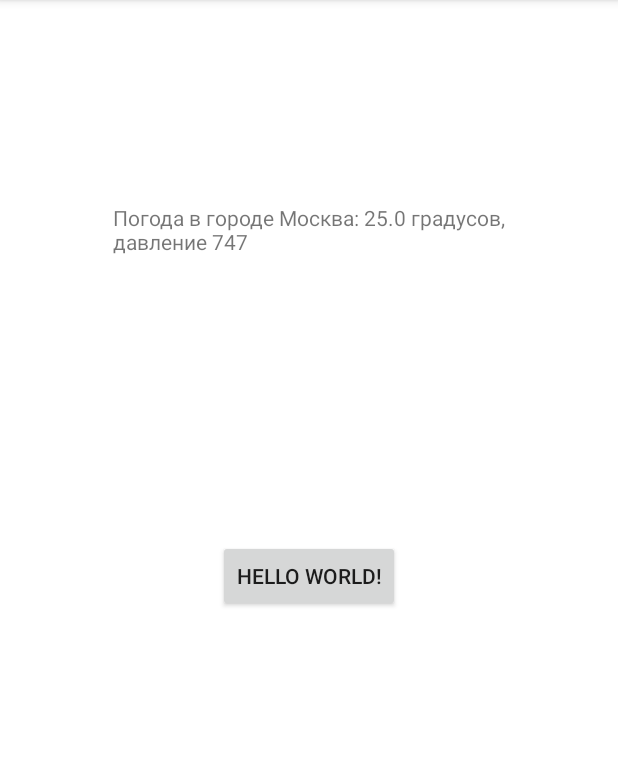
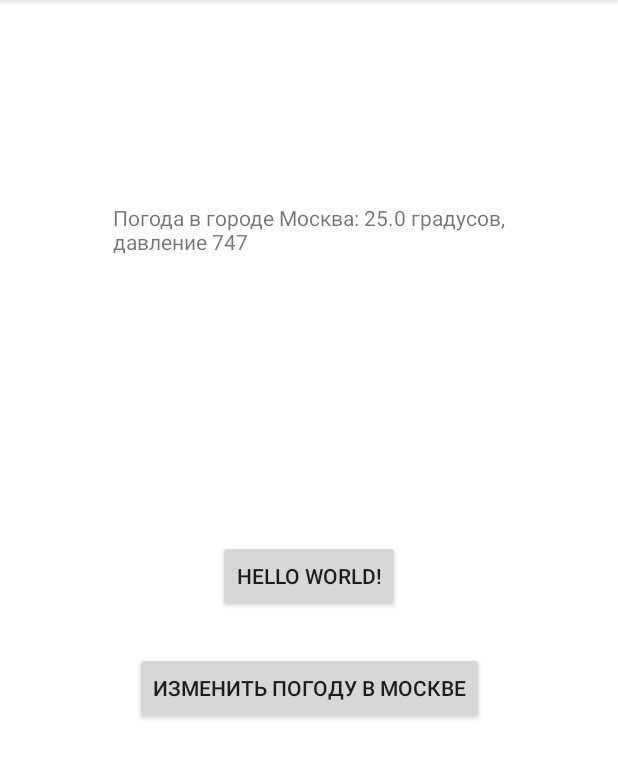
Before and after one commit to adeobold/AndroidOnKotlin, an Android app: the screen it shows after launch (MainActivity), after a tap on "HELLO WORLD!", on a phone screen of 412 x 824 dp, the part 84-863 px from its top. Run offline under Robolectric (Android 15) with nearby library versions, the phone set to English and light mode, and no system bars.

Commit message:
Урок 1 / Добавлена функция setWeather для класса WeatherItem

```diff
--- a/app/src/main/java/com/android1/androidonkotlin/MainActivity.kt
+++ b/app/src/main/java/com/android1/androidonkotlin/MainActivity.kt
@@ -8,21 +8,57 @@ import android.widget.Button
 import android.widget.TextView
 
 class MainActivity : AppCompatActivity() {
+
+
     @SuppressLint("SetTextI18n")
     override fun onCreate(savedInstanceState: Bundle?) {
         super.onCreate(savedInstanceState)
         setContentView(R.layout.activity_main)
 
+        val itemMoscow = WeatherItem("Москва", 25.0, 747, 30, 3)
+
         findViewById<Button>(R.id.btnHello).setOnClickListener{
             Log.d("$$$", "Нажали на кнопку!")
-            val itemMoscow = WeatherItem("Москва", 25.0, 747, 30, 3)
             Log.d("$$$", "Создали объект класса WeatherItem")
             val txtInfo = findViewById<TextView>(R.id.txtInfo)
             txtInfo.text = "Погода в городе ${itemMoscow.town}: ${itemMoscow.temperature} градусов, давление ${itemMoscow.pressure}"
         }
 
+        findViewById<Button>(R.id.btnSetWeather).setOnClickListener{
+            val txtInfo = findViewById<TextView>(R.id.txtInfo)
+            itemMoscow.setWeather("Москва")
+            txtInfo.text = "Измененная погода в городе ${itemMoscow.town}: ${itemMoscow.temperature} градусов, давление ${itemMoscow.pressure}"
+        }
+
     }
 }
 
-data class WeatherItem(val town: String, val temperature: Double,
-                       val pressure: Int, val humidity: Int, val wind: Int)
+data class WeatherItem(var town: String, var temperature: Double,
+                       var pressure: Int, var humidity: Int, var wind: Int){
+
+    fun setWeather(town: String, temperature: Double = 21.0,
+                   pressure: Int = 747, humidity: Int = 30, wind: Int = 2) {
+        this.town = town
+        this.temperature = temperature
+        this.pressure = pressure
+        this.humidity = humidity
+        this.wind = wind
+    }
+
+}
+
+//object FavoritesWeatherItems{
+//
+//    private lateinit var Favorites: List<WeatherItem>
+//
+//    init {
+//        Favorites = List(1)
+//    }
+//
+//    fun getFavorites(): List<WeatherItem> {
+//        return Favorites
+//    }
+//
+//    fun getItemCount() = Favorites.size
+//
+//}
--- a/app/src/main/res/layout/activity_main.xml
+++ b/app/src/main/res/layout/activity_main.xml
@@ -16,6 +16,18 @@
         app:layout_constraintRight_toRightOf="parent"
         app:layout_constraintTop_toTopOf="parent" />
 
+    <androidx.appcompat.widget.AppCompatButton
+        android:id="@+id/btnSetWeather"
+        android:layout_width="wrap_content"
+        android:layout_height="wrap_content"
+        android:text="@string/btnSetWeatherText"
+        app:layout_constraintBottom_toBottomOf="parent"
+        app:layout_constraintHorizontal_bias="0.503"
+        app:layout_constraintLeft_toLeftOf="parent"
+        app:layout_constraintRight_toRightOf="parent"
+        app:layout_constraintTop_toTopOf="parent"
+        app:layout_constraintVertical_bias="0.604" />
+
     <TextView
         android:id="@+id/txtInfo"
         android:layout_width="262dp"
--- a/app/src/main/res/values/strings.xml
+++ b/app/src/main/res/values/strings.xml
@@ -1,4 +1,5 @@
 <resources>
     <string name="app_name">AndroidOnKotlin</string>
     <string name="txtInfoStartText">Здесь будет инфа об объектах тестового класса</string>
+    <string name="btnSetWeatherText">Изменить погоду в Москве</string>
 </resources>
```
